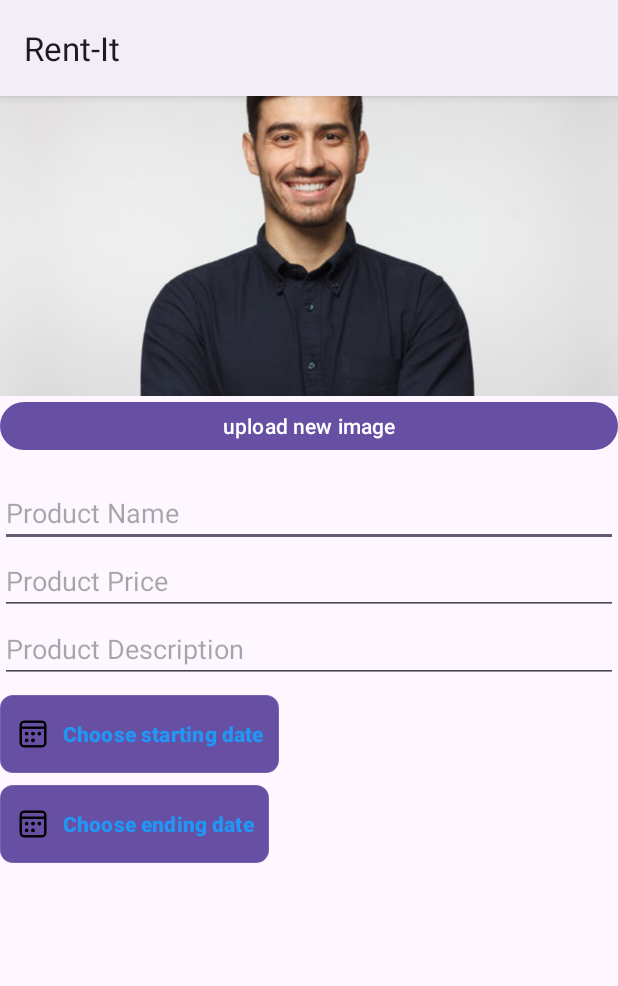
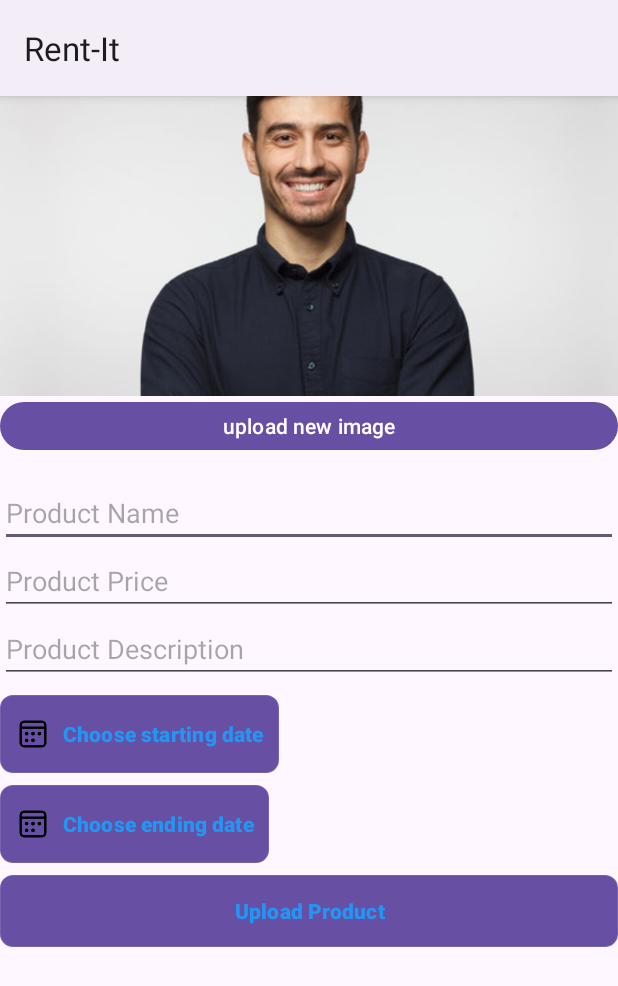
Before and after one commit to Yash-Ainapure/Rent-It, an Android app: the UploadNewProduct screen opened directly, with no data from a screen before it, on a phone screen of 412 x 824 dp. Shown: the top 986 px of the screen. Run offline under Robolectric (Android 15) with nearby library versions, the phone set to English and light mode, and no system bars.

Commit message:
initial commit 4

```diff
--- a/app/src/main/java/com/example/rent_it/UploadNewProduct.java
+++ b/app/src/main/java/com/example/rent_it/UploadNewProduct.java
@@ -2,14 +2,19 @@ package com.example.rent_it;
 
 import androidx.appcompat.app.AppCompatActivity;
 
+import android.app.DatePickerDialog;
 import android.content.Intent;
 import android.os.Bundle;
 import android.view.View;
 import android.widget.Button;
+import android.widget.DatePicker;
+
+import java.util.Calendar;
 
 public class UploadNewProduct extends AppCompatActivity {
 
-    Button uploadImage;
+    String selectedDates;
+    Button uploadImage, buttonDatePicker,buttonDatePicker2;
     @Override
     protected void onCreate(Bundle savedInstanceState) {
         super.onCreate(savedInstanceState);
@@ -22,5 +27,45 @@ public class UploadNewProduct extends AppCompatActivity {
                 startActivity(new Intent(UploadNewProduct.this, UploadImage.class));
             }
         });
+
+        //choose dates functionality
+        buttonDatePicker = findViewById(R.id.buttonDatePicker);
+        buttonDatePicker2 = findViewById(R.id.buttonDatePicker2);
+        buttonDatePicker.setOnClickListener(new View.OnClickListener() {
+            @Override
+            public void onClick(View v) {
+                showDatePickerDialog(buttonDatePicker);
+            }
+        });
+        buttonDatePicker2.setOnClickListener(new View.OnClickListener() {
+            @Override
+            public void onClick(View v) {
+                showDatePickerDialog(buttonDatePicker2);
+            }
+        });
+    }
+
+    private void showDatePickerDialog(Button buttonDatePickerx) {
+        DatePickerDialog.OnDateSetListener dateSetListener = new DatePickerDialog.OnDateSetListener() {
+            @Override
+            public void onDateSet(DatePicker view, int year, int month, int dayOfMonth) {
+                // Handle the selected date
+                selectedDates = dayOfMonth + "/" + (month + 1) + "/" + year;
+                //buttonDatePicker.setText(selectedDates);
+                buttonDatePickerx.setText(selectedDates);
+            }
+        };
+        // Get the current date
+        Calendar calendar = Calendar.getInstance();
+        int year = calendar.get(Calendar.YEAR);
+        int month = calendar.get(Calendar.MONTH);
+        int day = calendar.get(Calendar.DAY_OF_MONTH);
+        // Create and show the DatePickerDialog
+        DatePickerDialog datePickerDialog = new DatePickerDialog(
+                UploadNewProduct.this,
+                dateSetListener,
+                year, month, day
+        );
+        datePickerDialog.show();
     }
 }
--- a/app/src/main/res/layout/activity_upload_new_product.xml
+++ b/app/src/main/res/layout/activity_upload_new_product.xml
@@ -98,6 +98,21 @@
 
                 />
         </LinearLayout>
+        <LinearLayout
+            android:layout_width="match_parent"
+            android:layout_height="wrap_content">
+            <Button
+                android:id="@+id/btnUploadProduct"
+                android:layout_width="match_parent"
+                android:layout_height="wrap_content"
+                android:layout_marginTop="8dp"
+                android:background="@drawable/borderbtn"
+                android:padding="10dp"
+                android:text="Upload Product"
+                android:textColor="@color/calbtn"
+                android:textStyle="bold"
+                />
+        </LinearLayout>
     </LinearLayout>
 </ScrollView>
 
```
